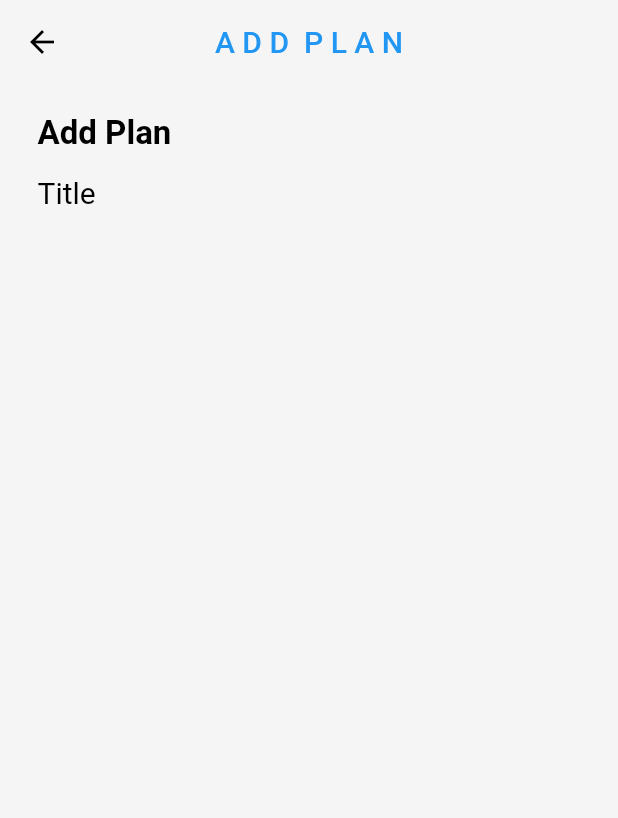
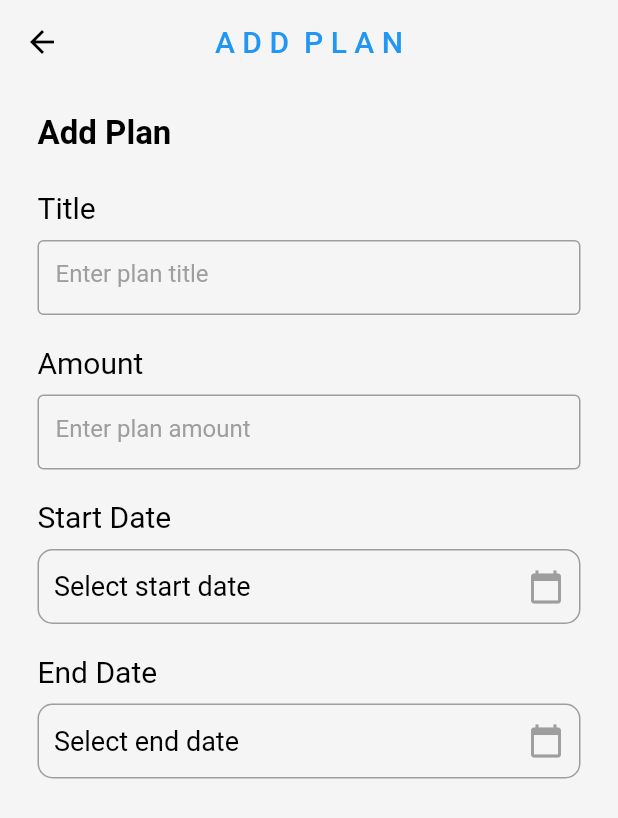
Before and after one commit to CodMave/BudgetApp, a Flutter app: the AddPlan screen opened directly, on a phone screen of 412 x 824 dp. Shown: the top 818 px of the screen. Run offline on Flutter 3.47's test engine with Material 2 defaults, Android fonts, the phone set to English and light mode, and no system bars; our stand-ins replace badges, cloud_firestore, firebase_auth, firebase_core, firebase_messaging, flutter_local_notifications and 8 more; accounts and stored records are empty.

Commit message:
add plan page layout

```diff
--- /dev/null
+++ b/lib/components/datePicker.dart
@@ -0,0 +1,51 @@
+import 'package:flutter/material.dart';
+import 'package:intl/intl.dart';
+
+class DatePick extends StatefulWidget {
+  final String hintText;
+  final DateTime? selectedDate;
+
+  const DatePick({
+    super.key,
+    required this.hintText,
+    this.selectedDate,
+  });
+
+  @override
+  State<DatePick> createState() => _DatePickState();
+}
+
+class _DatePickState extends State<DatePick> {
+  @override
+  Widget build(BuildContext context) {
+    return Container(
+      height: 50,
+      width: double.infinity,
+      decoration: BoxDecoration(
+        border: Border.all(color: Colors.grey),
+        borderRadius: BorderRadius.circular(10),
+      ),
+      child: Padding(
+        padding: EdgeInsets.symmetric(horizontal: 10.0),
+        child: Row(
+          mainAxisAlignment: MainAxisAlignment.spaceBetween,
+          children: [
+            Text(
+              widget.selectedDate != null
+                  ? DateFormat('yyyy-MM-dd').format(widget.selectedDate!)
+                  : widget.hintText,
+              style: const TextStyle(
+                color: Colors.black,
+                fontSize: 18,
+              ),
+            ),
+            const Icon(
+              Icons.calendar_today,
+              color: Colors.grey,
+            ),
+          ],
+        ),
+      ),
+    );
+  }
+}
--- /dev/null
+++ b/lib/components/planTextField.dart
@@ -0,0 +1,38 @@
+import 'package:flutter/material.dart';
+
+class PlanTextField extends StatelessWidget {
+  final controller;
+  final String hintText;
+
+  const PlanTextField({
+    super.key,
+    required this.controller,
+    required this.hintText,
+  });
+
+  @override
+  Widget build(BuildContext context) {
+    return Container(
+      height: 50,
+      width: double.infinity,
+      decoration: BoxDecoration(
+        borderRadius: BorderRadius.circular(10),
+      ),
+      child: TextField(
+        controller: controller,
+        decoration: InputDecoration(
+          enabledBorder: const OutlineInputBorder(
+            borderSide: BorderSide(color: Colors.grey),
+          ),
+          focusedBorder: const OutlineInputBorder(
+            borderSide: BorderSide(color: Colors.blue),
+          ),
+          fillColor: Colors.grey[100],
+          filled: true,
+          hintText: hintText,
+          hintStyle: TextStyle(color: Colors.grey[500]),
+        ),
+      ),
+    );
+  }
+}
--- a/lib/pages/addPlanPage.dart
+++ b/lib/pages/addPlanPage.dart
@@ -1,6 +1,8 @@
 import 'package:flutter/material.dart';
-
-import '../components/textfield.dart';
+//import 'package:flutter/material.dart';
+import '../components/datePicker.dart';
+import '../components/planTextField.dart';
+import 'package:intl/intl.dart';
 
 class AddPlan extends StatefulWidget {
   const AddPlan({Key? key}) : super(key: key);
@@ -11,6 +13,41 @@ class AddPlan extends StatefulWidget {
 
 class _AddPlanState extends State<AddPlan> {
   final planTitleController = TextEditingController();
+  final planAmountController = TextEditingController();
+  DateTime? selectedStartDate;
+  DateTime? selectedEndDate;
+
+  //Function to show the date picker for start date
+  Future<void> _selectStartDate(BuildContext context) async {
+    final DateTime? picked = await showDatePicker(
+      context: context,
+      initialDate: DateTime.now(),
+      firstDate: DateTime.now(),
+      lastDate: DateTime(2101),
+    );
+
+    if (picked != null && picked != selectedStartDate) {
+      setState(() {
+        selectedStartDate = picked;
+      });
+    }
+  }
+
+  //Function to show the date picker for end date
+  Future<void> _selectEndDate(BuildContext context) async {
+    final DateTime? picked = await showDatePicker(
+      context: context,
+      initialDate: DateTime.now(),
+      firstDate: DateTime.now(),
+      lastDate: DateTime(2101),
+    );
+
+    if (picked != null && picked != selectedEndDate) {
+      setState(() {
+        selectedEndDate = picked;
+      });
+    }
+  }
 
   @override
   Widget build(BuildContext context) {
@@ -35,12 +72,13 @@ class _AddPlanState extends State<AddPlan> {
         centerTitle: true,
         elevation: 0,
       ),
-      body: Padding(
+      body: SingleChildScrollView(
+        child: Padding(
           padding: const EdgeInsets.symmetric(horizontal: 25.0),
           child: Column(
             crossAxisAlignment: CrossAxisAlignment.start,
             children: [
-            SizedBox(height: 20),
+              const SizedBox(height: 20),
 
               // Add plan text
 
@@ -55,7 +93,7 @@ class _AddPlanState extends State<AddPlan> {
 
               // paln title
 
-            const SizedBox(height: 15),
+              const SizedBox(height: 25),
 
               const Text(
                 'Title',
@@ -66,20 +104,83 @@ class _AddPlanState extends State<AddPlan> {
                 ),
               ),
 
+              const SizedBox(height: 10),
+
               // plan text field
+              PlanTextField(
+                controller: planTitleController,
+                hintText: 'Enter plan title',
+              ),
+
+              const SizedBox(height: 20),
 
               // plan amount title
+              const Text(
+                'Amount',
+                style: TextStyle(
+                  color: Colors.black,
+                  fontSize: 20,
+                  //fontWeight: FontWeight.bold,
+                ),
+              ),
+
+              const SizedBox(height: 10),
 
               // plan anount text field
+              PlanTextField(
+                controller: planAmountController,
+                hintText: 'Enter plan amount',
+              ),
+
+              const SizedBox(height: 20),
 
               // start date title
+              const Text(
+                'Start Date',
+                style: TextStyle(
+                  color: Colors.black,
+                  fontSize: 20,
+                  //fontWeight: FontWeight.bold,
+                ),
+              ),
+
+              const SizedBox(height: 10),
 
               // start date text field
+              InkWell(
+                onTap: () => _selectStartDate(context),
+                child: DatePick(
+                  selectedDate: selectedStartDate,
+                  hintText: 'Select start date',
+                ),
+              ),
+
+              const SizedBox(height: 20),
 
               // end date title
 
+              const Text(
+                'End Date',
+                style: TextStyle(
+                  color: Colors.black,
+                  fontSize: 20,
+                  //fontWeight: FontWeight.bold,
+                ),
+              ),
+
+              const SizedBox(height: 10),
+
               // end date text field
+
+              InkWell(
+                onTap: () => _selectEndDate(context),
+                child: DatePick(
+                  selectedDate: selectedEndDate,
+                  hintText: 'Select end date',
+                ),
+              ),
             ],
+          ),
         ),
       ),
     );
```
Lines whose indentation alone changed are shown as unchanged.
